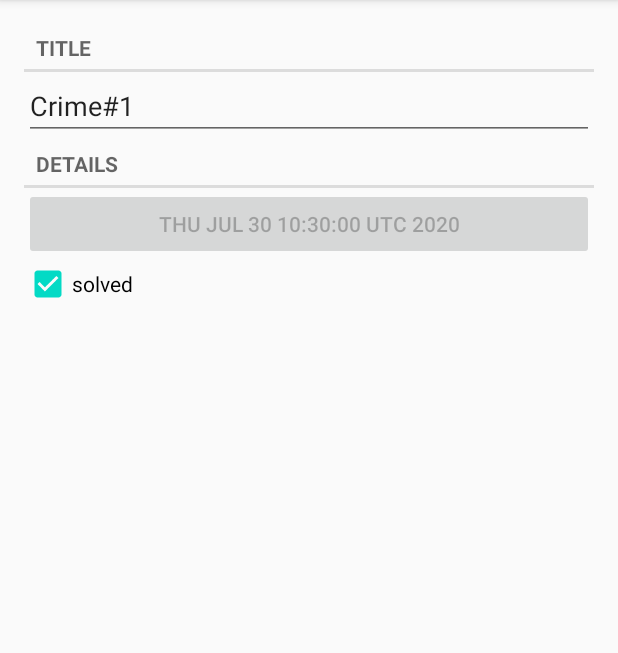
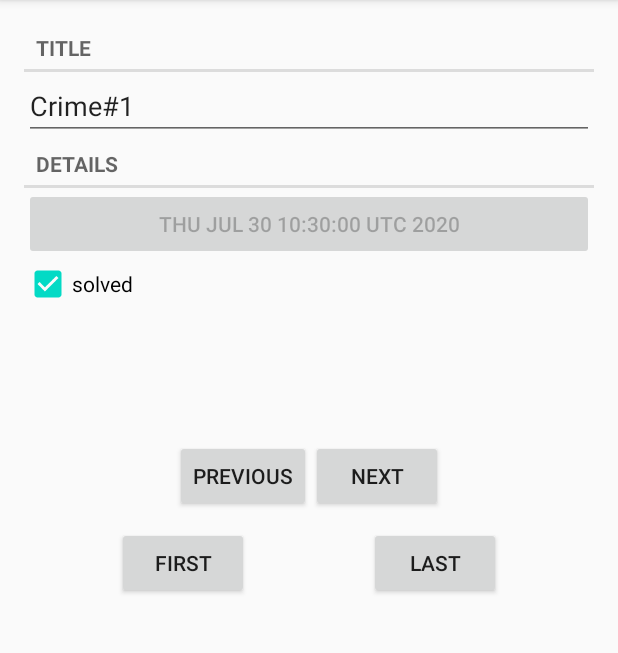
Before and after one commit to ZakaryaRoohi/MyCriminallIntent, an Android app: the screen it shows after launch (CrimePagerActivity), after a tap on an icon or button, on a phone screen of 412 x 824 dp, the part 84-737 px from its top. Run offline under Robolectric (Android 15) with nearby library versions, the phone set to English and light mode, and no system bars.

Commit message:
add  first and last button with logic to view pager

```diff
--- a/app/src/main/java/com/example/mycriminallintent/controller/activity/CrimePagerActivity.java
+++ b/app/src/main/java/com/example/mycriminallintent/controller/activity/CrimePagerActivity.java
@@ -12,6 +12,8 @@ import androidx.viewpager2.widget.ViewPager2;
 import android.content.Context;
 import android.content.Intent;
 import android.os.Bundle;
+import android.view.View;
+import android.widget.Button;
 
 import com.example.mycriminallintent.R;
 import com.example.mycriminallintent.controller.fragment.CrimeDetailFragment;
@@ -27,6 +29,10 @@ public class CrimePagerActivity extends AppCompatActivity {
     private static final String EXTRA_CRIME_ID ="com.example.mycriminallintent.controller.activity.crimeId" ;
     private ViewPager2 mCrimeViewPager;
     private IRepository mRepository;
+    private Button mButtonFirst;
+    private Button mButtonPrevious;
+    private Button mButtonNext;
+    private Button mButtonLast;
 public static Intent newIntent(Context context, UUID crimeId){
     Intent intent  = new Intent(context, CrimePagerActivity.class);
     intent.putExtra(EXTRA_CRIME_ID,crimeId);
@@ -41,6 +47,7 @@ public static Intent newIntent(Context context, UUID crimeId){
         int position = mRepository.getPosition(crimeId);
         findViews();
         setUI(position);
+        setClickListeners();
     }
     private void setUI(int position){
     FragmentStateAdapter fragmentStateAdapter =  new CrimeViewPagerAdapter(this,mRepository.getList());
@@ -50,6 +57,10 @@ public static Intent newIntent(Context context, UUID crimeId){
 }
     private void findViews(){
     mCrimeViewPager = findViewById(R.id.crime_view_pager);
+    mButtonFirst = findViewById(R.id.button_first);
+    mButtonPrevious = findViewById(R.id.button_previous);
+    mButtonNext = findViewById(R.id.button_next);
+    mButtonLast = findViewById(R.id.button_last);
     }
     private  class CrimeViewPagerAdapter extends FragmentStateAdapter{
         private List<Crime> mCrimes;
@@ -69,4 +80,31 @@ public static Intent newIntent(Context context, UUID crimeId){
             return mCrimes.size();
         }
     }
+    private void setClickListeners(){
+
+    mButtonFirst.setOnClickListener(new View.OnClickListener() {
+        @Override
+        public void onClick(View view) {
+            setUI(0);
+        }
+    });
+    mButtonPrevious.setOnClickListener(new View.OnClickListener() {
+        @Override
+        public void onClick(View view) {
+
+        }
+    });
+    mButtonNext.setOnClickListener(new View.OnClickListener() {
+        @Override
+        public void onClick(View view) {
+
+        }
+    });
+    mButtonLast.setOnClickListener(new View.OnClickListener() {
+        @Override
+        public void onClick(View view) {
+            setUI(mRepository.getList().size());
+        }
+    });
+    }
 }
--- a/app/src/main/res/layout/activity_crime_pager.xml
+++ b/app/src/main/res/layout/activity_crime_pager.xml
@@ -1,11 +1,56 @@
 <?xml version="1.0" encoding="utf-8"?>
-<androidx.viewpager2.widget.ViewPager2
+<LinearLayout
     xmlns:android="http://schemas.android.com/apk/res/android"
     xmlns:app="http://schemas.android.com/apk/res-auto"
     xmlns:tools="http://schemas.android.com/tools"
-    android:id="@+id/crime_view_pager"
+    android:id="@+id/view_pager"
     android:layout_width="match_parent"
     android:layout_height="match_parent"
-    tools:context=".controller.activity.CrimePagerActivity">
+    tools:context=".controller.activity.CrimePagerActivity"
+    android:orientation="vertical">
 
-</androidx.viewpager2.widget.ViewPager2>
+    <androidx.viewpager2.widget.ViewPager2
+        android:id="@+id/crime_view_pager"
+        android:layout_width="match_parent"
+        android:layout_height="283dp"
+        tools:context=".controller.activity.CrimePagerActivity"></androidx.viewpager2.widget.ViewPager2>
+    <LinearLayout
+        android:layout_width="match_parent"
+        android:layout_height="wrap_content"
+        android:orientation="horizontal"
+        android:layout_margin="10dp"
+        android:gravity="center">
+
+
+        <Button
+            android:id="@+id/button_previous"
+            android:layout_width="wrap_content"
+            android:layout_height="wrap_content"
+            android:text="Previous" />
+        <Button
+            android:id="@+id/button_next"
+            android:layout_width="wrap_content"
+            android:layout_height="wrap_content"
+            android:text="Next" />
+
+    </LinearLayout>
+    <LinearLayout
+        android:layout_width="match_parent"
+        android:layout_height="wrap_content"
+        android:gravity="center">
+        <Button
+            android:id="@+id/button_first"
+            android:layout_width="wrap_content"
+            android:layout_height="wrap_content"
+            android:layout_marginRight="40dp"
+            android:text="First" />
+        <Button
+            android:id="@+id/button_last"
+            android:layout_width="wrap_content"
+            android:layout_height="wrap_content"
+            android:layout_marginLeft="40dp"
+            android:text="Last" />
+    </LinearLayout>
+
+
+</LinearLayout>
```
